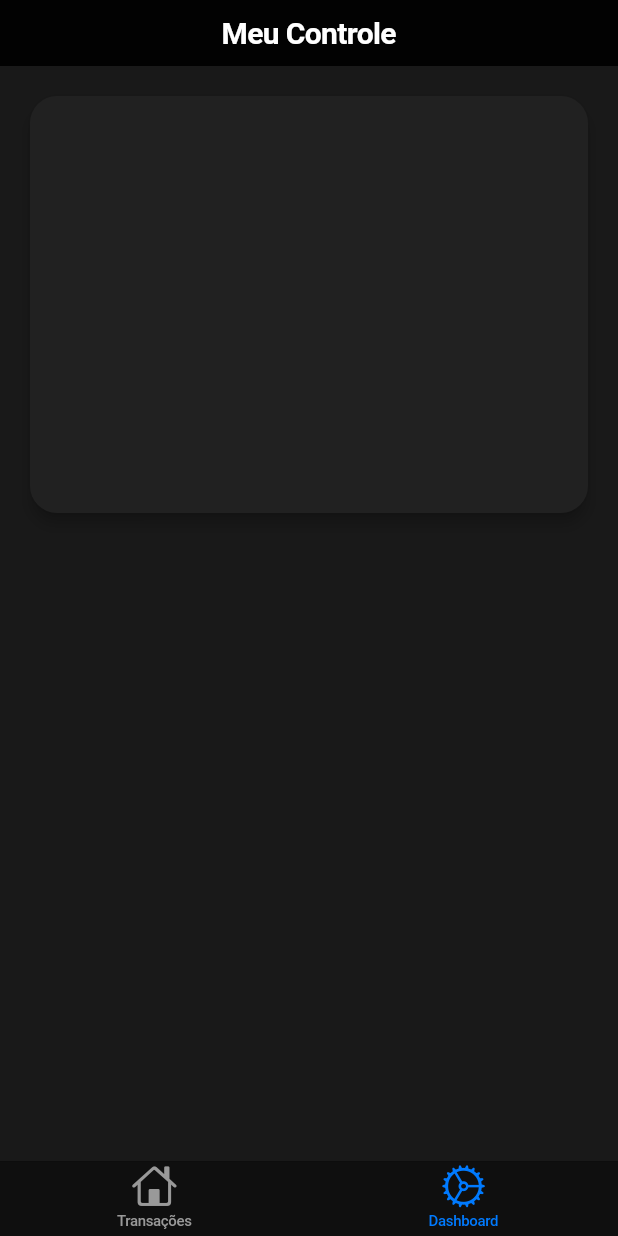
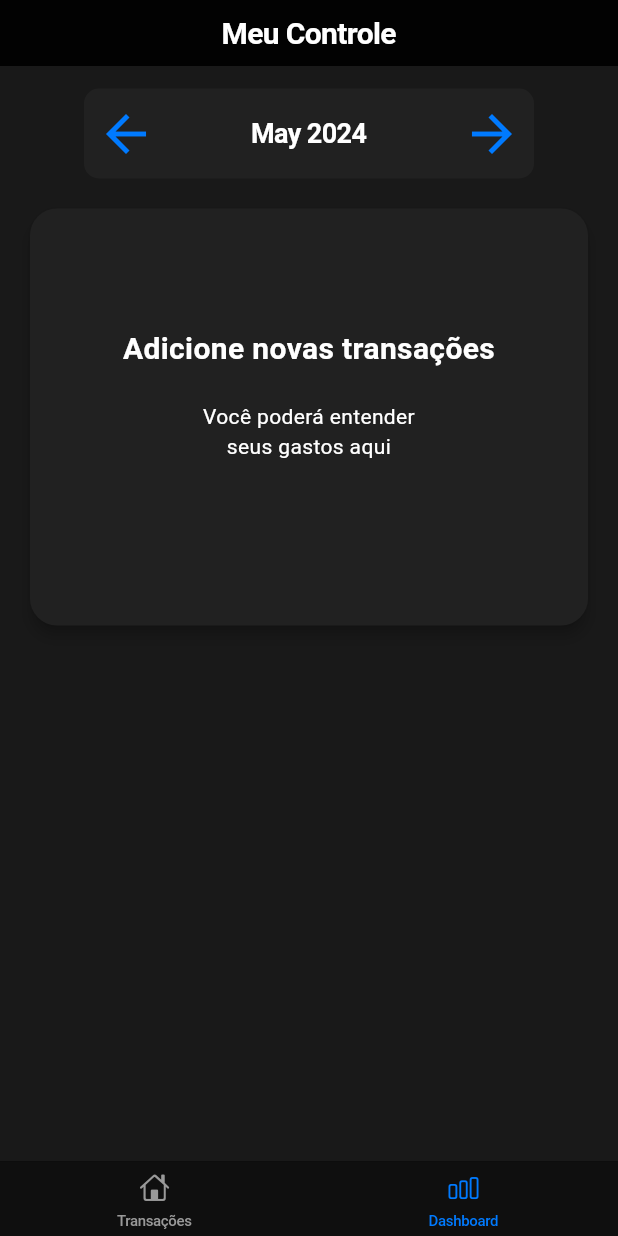
Before and after one commit to Xuxa09/Controle-de-gastos, a Flutter app: the screen it shows after launch, item 2 of the bottom bar chosen, on a phone screen of 412 x 824 dp. Run offline on Flutter 3.47's test engine with Material 3 defaults, Android fonts, the phone set to English and light mode, and no system bars; drawn by our look-alikes of fl_chart; our stand-ins replace flutter_masked_text2, font_awesome_flutter, percent_indicator, shared_preferences.

Commit message:
Tudo funcionando certinho

```diff
--- a/meus_gastos/lib/main.dart
+++ b/meus_gastos/lib/main.dart
@@ -1,7 +1,7 @@
 import 'package:flutter/material.dart';
 import 'package:flutter/cupertino.dart';
 import 'package:meus_gastos/widgets/Transactions/InsertTransactions.dart';
-import 'package:meus_gastos/widgets/Dashboards/Charts.dart';
+import 'package:meus_gastos/widgets/Dashboards/DashboardScreen.dart';
 
 void main() => runApp(MyApp());
 
@@ -9,7 +9,7 @@ class MyApp extends StatelessWidget {
   @override
   Widget build(BuildContext context) {
     return CupertinoApp(
-      theme: CupertinoThemeData(
+      theme: const CupertinoThemeData(
         brightness: Brightness.light,
       ),
       home: MyHomePage(),
@@ -34,11 +34,17 @@ class _MyHomePageState extends State<MyHomePage> {
           backgroundColor: Colors.black38,
           items: const <BottomNavigationBarItem>[
             BottomNavigationBarItem(
-              icon: Icon(CupertinoIcons.home),
+              icon: Icon(
+                CupertinoIcons.home,
+                size: 20,
+              ),
               label: 'Transações',
             ),
             BottomNavigationBarItem(
-              icon: Icon(CupertinoIcons.settings),
+              icon: Icon(
+                CupertinoIcons.chart_bar,
+                size: 20,
+              ),
               label: 'Dashboard',
             ),
           ],
--- a/meus_gastos/lib/services/CardService.dart
+++ b/meus_gastos/lib/services/CardService.dart
@@ -82,6 +82,36 @@ class CardService {
     return progressIndicators;
   }
 
+  static Future<List<ProgressIndicatorModel>> getProgressIndicatorsByMonth(
+      DateTime month) async {
+    final List<CardModel> cards = await retrieveCards();
+    final Map<String, double> totals = {};
+
+    final List<CardModel> filteredCards = cards
+        .where((card) =>
+            card.date.year == month.year && card.date.month == month.month)
+        .toList();
+
+    for (var card in filteredCards) {
+      totals[card.category] = (totals[card.category] ?? 0) + card.amount;
+    }
+
+    final List<ProgressIndicatorModel> progressIndicators = totals.entries
+        .map((entry) => ProgressIndicatorModel(
+            title: CategoryInfo.getByCategoryString(entry.key.toString()).name,
+            progress: entry.value,
+            category: Category.values.firstWhere(
+                (c) => c.toString().split('.').last == entry.key,
+                orElse: () => Category.Unknown),
+            color:
+                CategoryInfo.getByCategoryString(entry.key.toString()).color))
+        .toList();
+
+    progressIndicators.sort((a, b) => b.progress.compareTo(a.progress));
+
+    return progressIndicators;
+  }
+
   static String generateUniqueId() {
     var uuid = Uuid();
     return uuid.v4();
--- a/meus_gastos/lib/widgets/Dashboards/DashboardCard.dart
+++ b/meus_gastos/lib/widgets/Dashboards/DashboardCard.dart
@@ -26,6 +26,35 @@ class DashboardCard extends StatelessWidget {
         padding: const EdgeInsets.all(24.0),
         child: Column(
           children: [
+            if (items.isEmpty)
+              const SizedBox(
+                width: double.infinity,
+                height: 200,
+                child: Center(
+                  child: Text.rich(
+                    TextSpan(
+                      text: 'Adicione novas transações',
+                      style: TextStyle(
+                        fontWeight: FontWeight.bold,
+                        color: Colors.white,
+                        fontSize: 20,
+                      ),
+                      children: [
+                        TextSpan(
+                          text: '\n\nVocê poderá entender \nseus gastos aqui',
+                          style: TextStyle(
+                            fontWeight: FontWeight.normal,
+                            color: Colors.white,
+                            fontSize: 14,
+                          ),
+                        ),
+                      ],
+                    ),
+                    textAlign: TextAlign.center,
+                  ),
+                ),
+              )
+            else
               SizedBox(
                 width: double.infinity,
                 height: 200,
--- a/meus_gastos/lib/widgets/Dashboards/Charts.dart
+++ b/meus_gastos/lib/widgets/Dashboards/DashboardScreen.dart
@@ -1,6 +1,6 @@
 import 'package:flutter/material.dart';
 import 'package:flutter/cupertino.dart';
-import 'package:meus_gastos/enums/Category.dart';
+import 'MonthSelector.dart';
 import 'package:meus_gastos/services/CardService.dart';
 import 'LinearProgressIndicatorSection.dart';
 import 'DashboardCard.dart';
@@ -19,30 +19,31 @@ class _DashboardScreenState extends State<DashboardScreen>
   List<ProgressIndicatorModel> progressIndicators = [];
   List<PieChartDataItem> pieChartDataItems = [];
   bool isLoading = true;
+  DateTime currentDate = DateTime.now();
 
   @override
-  bool get wantKeepAlive => true; // Usando o mixin para manter o estado
+  bool get wantKeepAlive => true;
 
   @override
   void initState() {
     super.initState();
-    _loadProgressIndicators();
+    _loadProgressIndicators(DateTime.now());
   }
 
-  @override
-  void didUpdateWidget(DashboardScreen oldWidget) {
-    super.didUpdateWidget(oldWidget);
-    if (widget.isActive && widget.isActive != oldWidget.isActive) {
-      _loadProgressIndicators();
-    }
+  void _changeMonth(int delta) {
+    setState(() {
+      currentDate = DateTime(currentDate.year, currentDate.month + delta);
+      _loadProgressIndicators(currentDate);
+    });
   }
 
-  Future<void> _loadProgressIndicators() async {
+  Future<void> _loadProgressIndicators(DateTime currentDate) async {
     if (!mounted) return;
     setState(() {
       isLoading = true;
     });
-    progressIndicators = await CardService.getProgressIndicators();
+    progressIndicators =
+        await CardService.getProgressIndicatorsByMonth(currentDate);
     pieChartDataItems.clear();
     for (var progressIndicator in progressIndicators) {
       pieChartDataItems.add(progressIndicator.toPieChartDataItem());
@@ -66,6 +67,11 @@ class _DashboardScreenState extends State<DashboardScreen>
         child: SingleChildScrollView(
           child: Column(
             children: [
+              SizedBox(height: 15),
+              MonthSelector(
+                currentDate: currentDate,
+                onChangeMonth: _changeMonth,
+              ),
               Padding(
                 padding: const EdgeInsets.all(16.0),
                 child: DashboardCard(
@@ -73,8 +79,7 @@ class _DashboardScreenState extends State<DashboardScreen>
                 ),
               ),
               if (isLoading)
-                CircularProgressIndicator(
-                    color: Colors.white) // Dark themed progress indicator
+                CircularProgressIndicator(color: Colors.white)
               else
                 Column(
                   children: [
--- /dev/null
+++ b/meus_gastos/lib/widgets/Dashboards/MonthSelector.dart
@@ -0,0 +1,44 @@
+import 'package:flutter/material.dart';
+import 'package:intl/intl.dart';
+
+class MonthSelector extends StatelessWidget {
+  final DateTime currentDate;
+  final Function(int) onChangeMonth;
+
+  MonthSelector(
+      {Key? key, required this.currentDate, required this.onChangeMonth})
+      : super(key: key);
+
+  @override
+  Widget build(BuildContext context) {
+    return Container(
+      width: 300,
+      height: 60,
+      decoration: BoxDecoration(
+        color: Colors.grey[900],
+        borderRadius: BorderRadius.circular(10),
+      ),
+      child: Row(
+        mainAxisAlignment: MainAxisAlignment.spaceBetween,
+        children: [
+          IconButton(
+            icon: Icon(Icons.arrow_back, size: 40),
+            onPressed: () => onChangeMonth(-1),
+          ),
+          Text(
+            DateFormat('MMMM yyyy').format(currentDate),
+            style: TextStyle(
+              color: Colors.white,
+              fontSize: 18,
+              fontWeight: FontWeight.bold,
+            ),
+          ),
+          IconButton(
+            icon: Icon(Icons.arrow_forward, size: 40),
+            onPressed: () => onChangeMonth(1),
+          ),
+        ],
+      ),
+    );
+  }
+}
```
Lines whose indentation alone changed are shown as unchanged.
